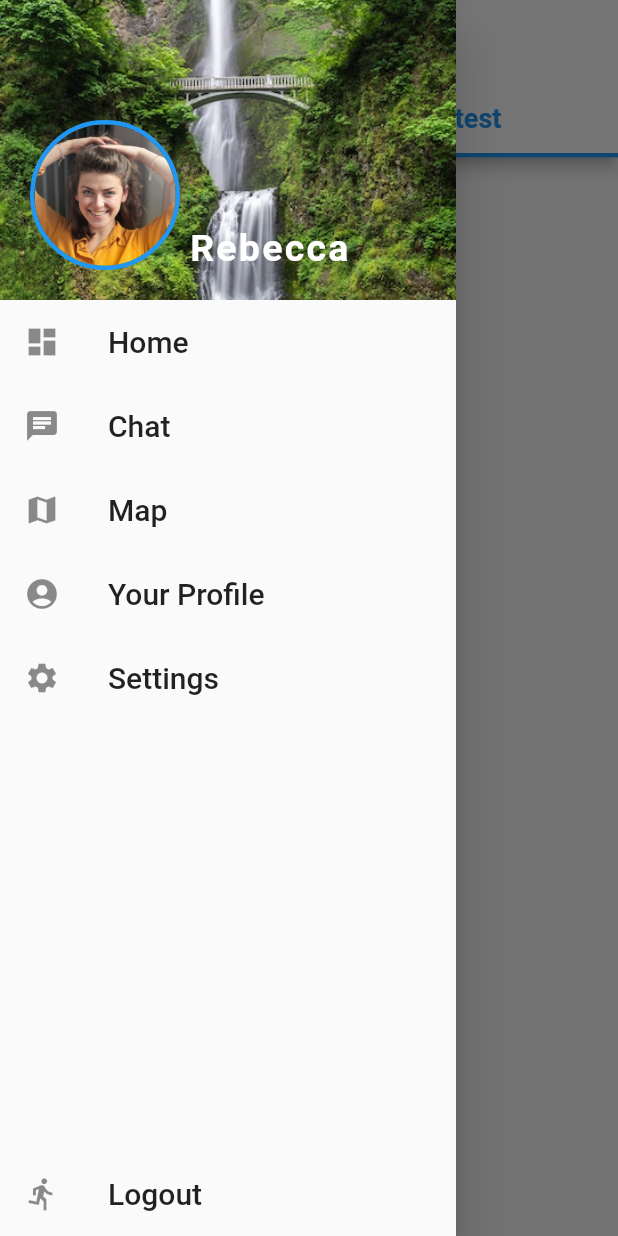
After one commit to argadipa/flutter-social-media-ui, a Flutter app: the HomeScreen screen opened directly, tab 2 chosen, with the side drawer open, on a phone screen of 412 x 824 dp. The commit adds this screen. Run offline on Flutter 3.47's test engine with Material 2 defaults, Android fonts, the phone set to English and light mode, and no system bars.

Commit message:
Add Custom Drawer.

```diff
--- a/lib/main.dart
+++ b/lib/main.dart
@@ -9,7 +9,7 @@ class MyApp extends StatelessWidget {
   Widget build(BuildContext context) {
     return MaterialApp(
       debugShowCheckedModeBanner: false,
-      title: 'Flutter Social Media UI',
+      title: 'Stream - Social Media UI',
       theme: ThemeData(
         primaryColor: Colors.blue,
       ),
--- a/lib/screens/home_screen.dart
+++ b/lib/screens/home_screen.dart
@@ -1,5 +1,6 @@
 import 'package:flutter/material.dart';
 import 'package:flutter_social_ui/constants.dart';
+import 'package:flutter_social_ui/widgets/custom_drawer.dart';
 import 'package:flutter_social_ui/widgets/following_users.dart';
 import 'package:flutter_social_ui/widgets/posts_carousel.dart';
 
@@ -17,10 +18,15 @@ class _HomeScreenState extends State<HomeScreen>
   TabController _tabController;
   PageController _pageController;
 
+  void _handleTabSelection() {
+    setState(() {});
+  }
+
   @override
   void initState() {
     super.initState();
     _tabController = TabController(length: 2, vsync: this);
+    _tabController.addListener(_handleTabSelection);
     _pageController = PageController(
       initialPage: 0,
       viewportFraction: 0.8,
@@ -63,7 +69,9 @@ class _HomeScreenState extends State<HomeScreen>
             ],
           ),
         ),
-        body: ListView(
+        drawer: CustomDrawer(),
+        body: _tabController.index == 0
+            ? ListView(
                 children: <Widget>[
                   FollowingUsers(),
                   PostsCarousel(
@@ -72,6 +80,9 @@ class _HomeScreenState extends State<HomeScreen>
                     posts: posts,
                   ),
                 ],
+              )
+            : Center(
+                child: Text('Not implemented yet'),
               ),
       ),
     );
--- /dev/null
+++ b/lib/widgets/custom_drawer.dart
@@ -0,0 +1,105 @@
+import 'package:flutter/material.dart';
+import 'package:flutter_social_ui/screens/home_screen.dart';
+import 'package:flutter_social_ui/screens/login_screen.dart';
+
+import '../data/data.dart';
+
+class CustomDrawer extends StatelessWidget {
+  _buildDrawerOption(Icon icon, String title, Function onTap) {
+    return ListTile(
+      leading: icon,
+      title: Text(
+        title,
+        style: TextStyle(fontSize: 20.0),
+      ),
+      onTap: onTap,
+    );
+  }
+
+  @override
+  Widget build(BuildContext context) {
+    return Drawer(
+      child: Column(
+        children: <Widget>[
+          Stack(
+            children: <Widget>[
+              Image(
+                height: 200.0,
+                width: double.infinity,
+                image: AssetImage(currentUser.backgroundImageUrl),
+                fit: BoxFit.cover,
+              ),
+              Positioned(
+                bottom: 20.0,
+                left: 20.0,
+                child: Row(
+                  crossAxisAlignment: CrossAxisAlignment.end,
+                  children: <Widget>[
+                    Container(
+                      height: 100.0,
+                      width: 100.0,
+                      decoration: BoxDecoration(
+                        shape: BoxShape.circle,
+                        border: Border.all(
+                          width: 3.0,
+                          color: Theme.of(context).primaryColor,
+                        ),
+                      ),
+                      child: ClipOval(
+                        child: Image(
+                          image: AssetImage(currentUser.profileImageUrl),
+                          fit: BoxFit.cover,
+                        ),
+                      ),
+                    ),
+                    SizedBox(
+                      width: 6.0,
+                    ),
+                    Text(
+                      currentUser.name,
+                      style: TextStyle(
+                        color: Colors.white,
+                        fontSize: 25.0,
+                        fontWeight: FontWeight.bold,
+                        letterSpacing: 1.5,
+                      ),
+                    )
+                  ],
+                ),
+              ),
+            ],
+          ),
+          _buildDrawerOption(
+            Icon(Icons.dashboard),
+            'Home',
+            () => Navigator.pushReplacement(
+              context,
+              MaterialPageRoute(
+                builder: (_) => HomeScreen(),
+              ),
+            ),
+          ),
+          _buildDrawerOption(Icon(Icons.chat), 'Chat', () {}),
+          _buildDrawerOption(Icon(Icons.map), 'Map', () {}),
+          _buildDrawerOption(Icon(Icons.account_circle), 'Your Profile', () {}),
+          _buildDrawerOption(Icon(Icons.settings), 'Settings', () {}),
+          Expanded(
+            child: Align(
+              alignment: FractionalOffset.bottomCenter,
+              child: _buildDrawerOption(
+                Icon(Icons.directions_run),
+                'Logout',
+                () => Navigator.pushReplacement(
+                  context,
+                  MaterialPageRoute(
+                    builder: (_) => LoginScreen(),
+                  ),
+                ),
+              ),
+            ),
+          ),
+        ],
+      ),
+    );
+  }
+}
```
Lines whose indentation alone changed are shown as unchanged.
